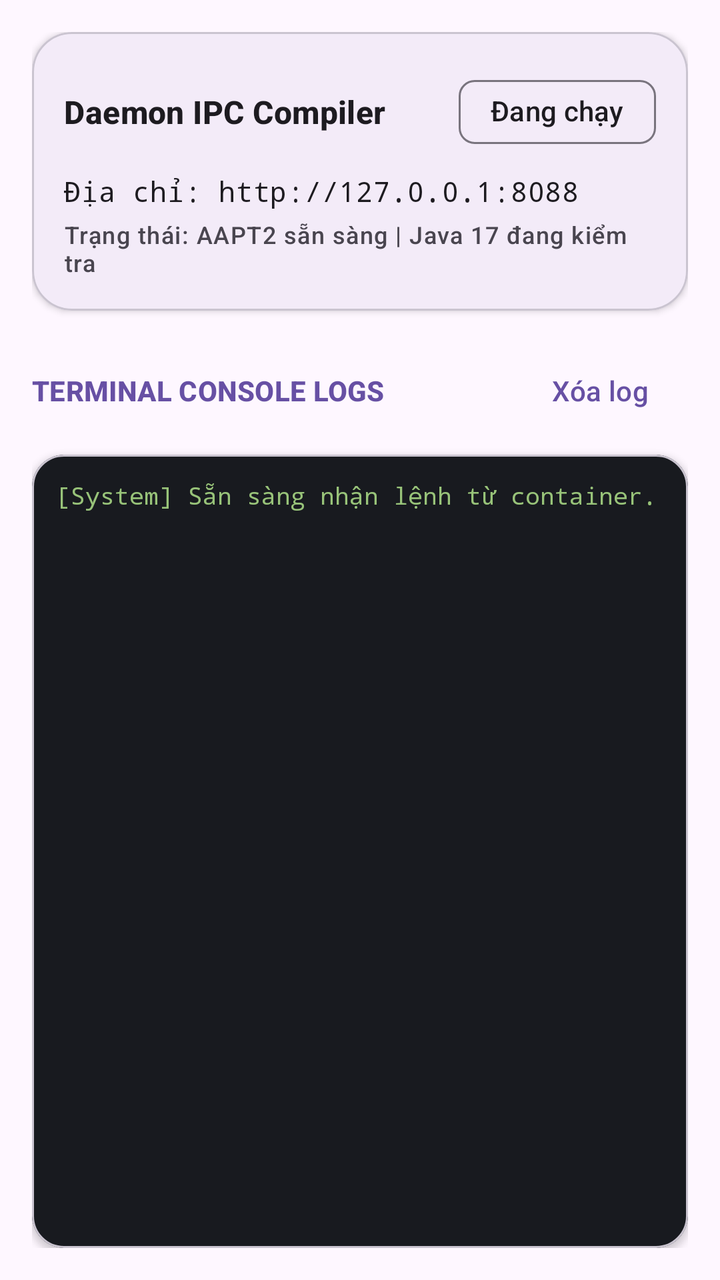
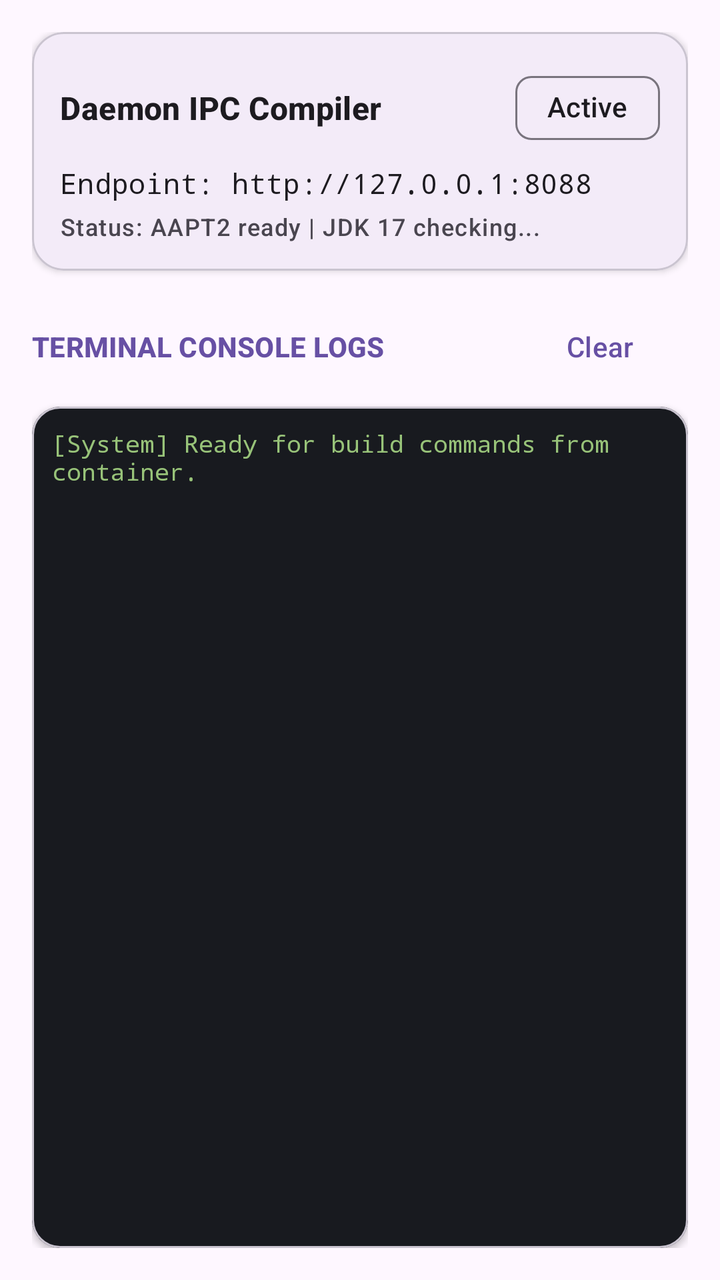

The first picture is an Android layout as it rendered before a commit; the second is the same layout after the commit. The layout source and the unified diff follow.
<!-- AndroidManifest.xml: application theme Theme.ZeroLite -->
<!-- res/layout/fragment_dashboard.xml -->
<?xml version="1.0" encoding="utf-8"?>
<LinearLayout
    xmlns:android="http://schemas.android.com/apk/res/android"
    xmlns:app="http://schemas.android.com/apk/res-auto"
    android:layout_width="match_parent"
    android:layout_height="match_parent"
    android:orientation="vertical"
    android:padding="16dp">

    
    <com.google.android.material.card.MaterialCardView
        android:layout_width="match_parent"
        android:layout_height="wrap_content"
        android:layout_marginBottom="16dp"
        app:cardCornerRadius="20dp"
        app:cardElevation="2dp"
        app:strokeWidth="1dp"
        app:strokeColor="?attr/colorOutlineVariant">

        <LinearLayout
            android:layout_width="match_parent"
            android:layout_height="wrap_content"
            android:orientation="vertical"
            android:padding="16dp">

            <LinearLayout
                android:layout_width="match_parent"
                android:layout_height="wrap_content"
                android:gravity="center_vertical"
                android:orientation="horizontal">

                <TextView
                    android:layout_width="0dp"
                    android:layout_height="wrap_content"
                    android:layout_weight="1"
                    android:text="Daemon IPC Compiler"
                    android:textAppearance="?attr/textAppearanceTitleMedium"
                    android:textStyle="bold" />

                <com.google.android.material.chip.Chip
                    android:id="@+id/chipDaemonStatus"
                    android:layout_width="wrap_content"
                    android:layout_height="wrap_content"
                    android:text="Đang chạy"
                    app:chipCornerRadius="8dp" />
            </LinearLayout>

            <TextView
                android:id="@+id/tvDaemonEndpoint"
                android:layout_width="match_parent"
                android:layout_height="wrap_content"
                android:layout_marginTop="6dp"
                android:text="Địa chỉ: http://127.0.0.1:8088"
                android:textAppearance="?attr/textAppearanceBodyMedium"
                android:fontFamily="monospace" />

            <TextView
                android:id="@+id/tvToolchainSummary"
                android:layout_width="match_parent"
                android:layout_height="wrap_content"
                android:layout_marginTop="4dp"
                android:text="Trạng thái: AAPT2 sẵn sàng | Java 17 đang kiểm tra"
                android:textAppearance="?attr/textAppearanceLabelMedium"
                android:textColor="?attr/colorOnSurfaceVariant" />
        </LinearLayout>
    </com.google.android.material.card.MaterialCardView>

    
    <LinearLayout
        android:layout_width="match_parent"
        android:layout_height="wrap_content"
        android:gravity="center_vertical"
        android:layout_marginBottom="8dp"
        android:orientation="horizontal">

        <TextView
            android:layout_width="0dp"
            android:layout_height="wrap_content"
            android:layout_weight="1"
            android:text="TERMINAL CONSOLE LOGS"
            android:textAppearance="?attr/textAppearanceLabelLarge"
            android:textColor="?attr/colorPrimary"
            android:textStyle="bold" />

        <com.google.android.material.button.MaterialButton
            android:id="@+id/btnClearLog"
            style="@style/Widget.Material3.Button.TextButton"
            android:layout_width="wrap_content"
            android:layout_height="wrap_content"
            android:text="Xóa log" />
    </LinearLayout>

    
    <com.google.android.material.card.MaterialCardView
        android:layout_width="match_parent"
        android:layout_height="0dp"
        android:layout_weight="1"
        app:cardCornerRadius="16dp"
        app:cardElevation="2dp"
        app:cardBackgroundColor="@color/terminal_bg">

        <ScrollView
            android:id="@+id/scrollLogs"
            android:layout_width="match_parent"
            android:layout_height="match_parent"
            android:padding="12dp">

            <TextView
                android:id="@+id/tvLogs"
                android:layout_width="match_parent"
                android:layout_height="wrap_content"
                android:fontFamily="monospace"
                android:textColor="@color/terminal_text"
                android:textSize="12sp"
                android:text="[System] Sẵn sàng nhận lệnh từ container.\n" />
        </ScrollView>
    </com.google.android.material.card.MaterialCardView>

</LinearLayout>
<!-- resources referenced by this layout -->
<resources>
  <color name="terminal_bg">#181A1F</color>
  <color name="terminal_text">#98C379</color>
  <style name="Theme.ZeroLite" parent="Theme.Material3.DayNight.NoActionBar">
          <item name="android:statusBarColor">@android:color/transparent</item>
          <item name="android:navigationBarColor">@android:color/transparent</item>
          <item name="android:windowLightStatusBar" tools:targetApi="m">true</item>
      </style>
</resources>

<!-- the commit's change to res/layout/fragment_dashboard.xml (unified diff, before → after) -->
@@ -11,8 +11,8 @@
     <com.google.android.material.card.MaterialCardView
         android:layout_width="match_parent"
         android:layout_height="wrap_content"
-        android:layout_marginBottom="16dp"
-        app:cardCornerRadius="20dp"
+        android:layout_marginBottom="14dp"
+        app:cardCornerRadius="16dp"
         app:cardElevation="2dp"
         app:strokeWidth="1dp"
         app:strokeColor="?attr/colorOutlineVariant">
@@ -21,7 +21,7 @@
             android:layout_width="match_parent"
             android:layout_height="wrap_content"
             android:orientation="vertical"
-            android:padding="16dp">
+            android:padding="14dp">
 
             <LinearLayout
                 android:layout_width="match_parent"
@@ -41,7 +41,7 @@
                     android:id="@+id/chipDaemonStatus"
                     android:layout_width="wrap_content"
                     android:layout_height="wrap_content"
-                    android:text="Đang chạy"
+                    android:text="Active"
                     app:chipCornerRadius="8dp" />
             </LinearLayout>
 
@@ -49,8 +49,8 @@
                 android:id="@+id/tvDaemonEndpoint"
                 android:layout_width="match_parent"
                 android:layout_height="wrap_content"
-                android:layout_marginTop="6dp"
-                android:text="Địa chỉ: http://127.0.0.1:8088"
+                android:layout_marginTop="4dp"
+                android:text="Endpoint: http://127.0.0.1:8088"
                 android:textAppearance="?attr/textAppearanceBodyMedium"
                 android:fontFamily="monospace" />
 
@@ -59,7 +59,7 @@
                 android:layout_width="match_parent"
                 android:layout_height="wrap_content"
                 android:layout_marginTop="4dp"
-                android:text="Trạng thái: AAPT2 sẵn sàng | Java 17 đang kiểm tra"
+                android:text="Status: AAPT2 ready | JDK 17 checking..."
                 android:textAppearance="?attr/textAppearanceLabelMedium"
                 android:textColor="?attr/colorOnSurfaceVariant" />
         </LinearLayout>
@@ -70,7 +70,7 @@
         android:layout_width="match_parent"
         android:layout_height="wrap_content"
         android:gravity="center_vertical"
-        android:layout_marginBottom="8dp"
+        android:layout_marginBottom="6dp"
         android:orientation="horizontal">
 
         <TextView
@@ -87,7 +87,7 @@
             style="@style/Widget.Material3.Button.TextButton"
             android:layout_width="wrap_content"
             android:layout_height="wrap_content"
-            android:text="Xóa log" />
+            android:text="Clear" />
     </LinearLayout>
 
     
@@ -95,7 +95,7 @@
         android:layout_width="match_parent"
         android:layout_height="0dp"
         android:layout_weight="1"
-        app:cardCornerRadius="16dp"
+        app:cardCornerRadius="14dp"
         app:cardElevation="2dp"
         app:cardBackgroundColor="@color/terminal_bg">
 
@@ -103,7 +103,7 @@
             android:id="@+id/scrollLogs"
             android:layout_width="match_parent"
             android:layout_height="match_parent"
-            android:padding="12dp">
+            android:padding="10dp">
 
             <TextView
                 android:id="@+id/tvLogs"
@@ -112,7 +112,7 @@
                 android:fontFamily="monospace"
                 android:textColor="@color/terminal_text"
                 android:textSize="12sp"
-                android:text="[System] Sẵn sàng nhận lệnh từ container.\n" />
+                android:text="[System] Ready for build commands from container.\n" />
         </ScrollView>
     </com.google.android.material.card.MaterialCardView>
 
